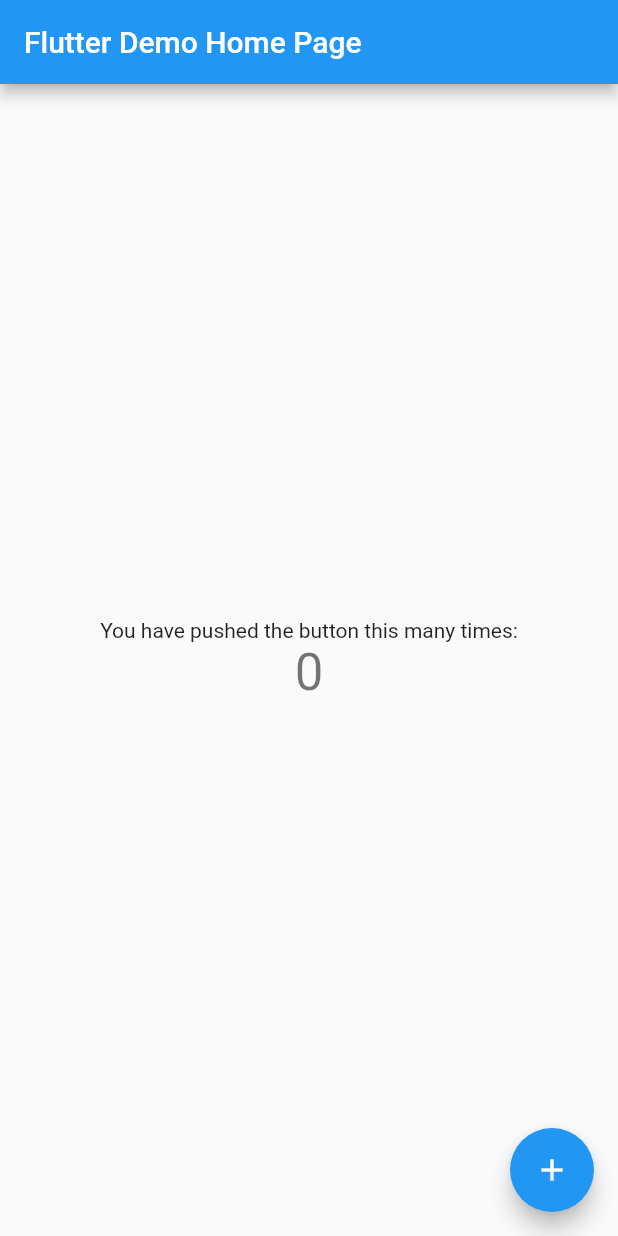
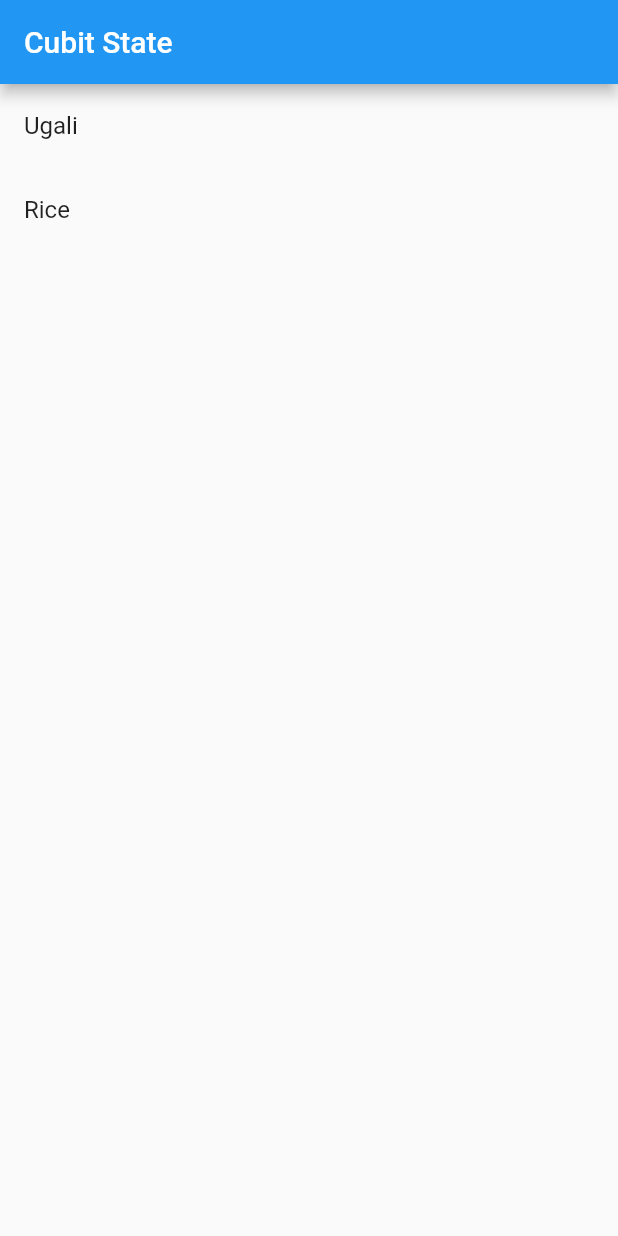
Before and after one commit to MillerAdulu/cubit_state, a Flutter app: the screen it shows after launch, on a phone screen of 412 x 824 dp. Run offline on Flutter 3.47's test engine with Material 2 defaults, Android fonts, the phone set to English and light mode, and no system bars; our stand-ins replace flutter_bloc, freezed_annotation, get_it; generated files the repository leaves out were written again.

```diff
--- /dev/null
+++ b/analysis_options.yaml
@@ -0,0 +1,3 @@
+analyzer:
+  exclude:
+    - "**/*.freezed.dart"
--- a/lib/main.dart
+++ b/lib/main.dart
@@ -1,47 +1,27 @@
+import 'package:cubit_state/ingredients.dart';
+import 'package:cubit_state/service_locator.dart';
 import 'package:flutter/material.dart';
 
 void main() {
+  setUpServiceLocator();
   runApp(MyApp());
 }
 
 class MyApp extends StatelessWidget {
-  // This widget is the root of your application.
   @override
   Widget build(BuildContext context) {
     return MaterialApp(
-      title: 'Flutter Demo',
+      title: 'Cubit State',
       theme: ThemeData(
-        // This is the theme of your application.
-        //
-        // Try running your application with "flutter run". You'll see the
-        // application has a blue toolbar. Then, without quitting the app, try
-        // changing the primarySwatch below to Colors.green and then invoke
-        // "hot reload" (press "r" in the console where you ran "flutter run",
-        // or simply save your changes to "hot reload" in a Flutter IDE).
-        // Notice that the counter didn't reset back to zero; the application
-        // is not restarted.
         primarySwatch: Colors.blue,
-        // This makes the visual density adapt to the platform that you run
-        // the app on. For desktop platforms, the controls will be smaller and
-        // closer together (more dense) than on mobile platforms.
-        visualDensity: VisualDensity.adaptivePlatformDensity,
       ),
-      home: MyHomePage(title: 'Flutter Demo Home Page'),
+      home: MyHomePage(title: 'Cubit State'),
     );
   }
 }
 
 class MyHomePage extends StatefulWidget {
   MyHomePage({Key key, this.title}) : super(key: key);
-
-  // This widget is the home page of your application. It is stateful, meaning
-  // that it has a State object (defined below) that contains fields that affect
-  // how it looks.
-
-  // This class is the configuration for the state. It holds the values (in this
-  // case the title) provided by the parent (in this case the App widget) and
-  // used by the build method of the State. Fields in a Widget subclass are
-  // always marked "final".
 
   final String title;
 
@@ -50,68 +30,41 @@ class MyHomePage extends StatefulWidget {
 }
 
 class _MyHomePageState extends State<MyHomePage> {
-  int _counter = 0;
-
-  void _incrementCounter() {
-    setState(() {
-      // This call to setState tells the Flutter framework that something has
-      // changed in this State, which causes it to rerun the build method below
-      // so that the display can reflect the updated values. If we changed
-      // _counter without calling setState(), then the build method would not be
-      // called again, and so nothing would appear to happen.
-      _counter++;
-    });
-  }
+  List<String> _coolFoods = [
+    "Ugali",
+    "Rice",
+  ];
 
   @override
   Widget build(BuildContext context) {
-    // This method is rerun every time setState is called, for instance as done
-    // by the _incrementCounter method above.
-    //
-    // The Flutter framework has been optimized to make rerunning build methods
-    // fast, so that you can just rebuild anything that needs updating rather
-    // than having to individually change instances of widgets.
     return Scaffold(
       appBar: AppBar(
-        // Here we take the value from the MyHomePage object that was created by
-        // the App.build method, and use it to set our appbar title.
         title: Text(widget.title),
       ),
       body: Center(
-        // Center is a layout widget. It takes a single child and positions it
-        // in the middle of the parent.
-        child: Column(
-          // Column is also a layout widget. It takes a list of children and
-          // arranges them vertically. By default, it sizes itself to fit its
-          // children horizontally, and tries to be as tall as its parent.
-          //
-          // Invoke "debug painting" (press "p" in the console, choose the
-          // "Toggle Debug Paint" action from the Flutter Inspector in Android
-          // Studio, or the "Toggle Debug Paint" command in Visual Studio Code)
-          // to see the wireframe for each widget.
-          //
-          // Column has various properties to control how it sizes itself and
-          // how it positions its children. Here we use mainAxisAlignment to
-          // center the children vertically; the main axis here is the vertical
-          // axis because Columns are vertical (the cross axis would be
-          // horizontal).
-          mainAxisAlignment: MainAxisAlignment.center,
-          children: <Widget>[
-            Text(
-              'You have pushed the button this many times:',
+        child: SingleChildScrollView(
+          physics: ScrollPhysics(),
+          child: SizedBox(
+            height: MediaQuery.of(context).size.height,
+            child: ListView.builder(
+              physics: ScrollPhysics(),
+              shrinkWrap: true,
+              itemCount: _coolFoods.length,
+              itemBuilder: (context, index) => ListTile(
+                key: Key("${_coolFoods[index]}"),
+                title: Text(_coolFoods[index]),
+                onTap: () => Navigator.of(context).push(
+                  MaterialPageRoute(
+                    builder: (context) => Ingredients(
+                      food: _coolFoods[index],
+                    ),
+                  ),
+                ),
+              ),
             ),
-            Text(
-              '$_counter',
-              style: Theme.of(context).textTheme.headline4,
-            ),
-          ],
+          ),
         ),
       ),
-      floatingActionButton: FloatingActionButton(
-        onPressed: _incrementCounter,
-        tooltip: 'Increment',
-        child: Icon(Icons.add),
-      ), // This trailing comma makes auto-formatting nicer for build methods.
     );
   }
 }
```
Also changed, not shown: lib/cubit/get_ingredients_cubit.dart (added, +40 -0 lines), lib/cubit/get_ingredients_state.dart (added, +8 -0 lines), lib/ingredients.dart (added, +54 -0 lines), lib/service_locator.dart (added, +10 -0 lines), lib/stuff.dart (added, +11 -0 lines), pubspec.yaml (+6 -7 lines), pubspec.lock, 3 other files.
